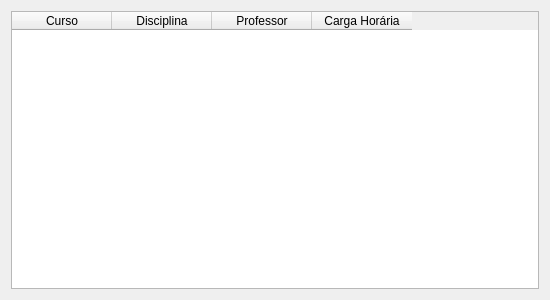
The window that disciplinas_aluno.ui (AndersonLuis88/SIS_Faculdade) describes before a commit, drawn with Qt 5.
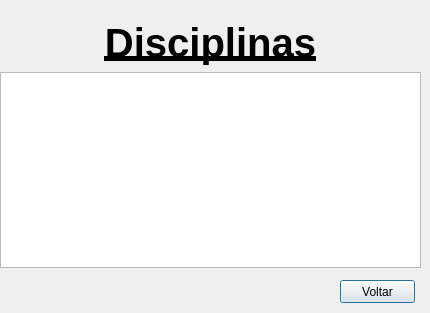
The same window after the commit.

Diff of the .ui file:
```diff
--- a/disciplinas_aluno.ui
+++ b/disciplinas_aluno.ui
@@ -6,45 +6,59 @@
    <rect>
     <x>0</x>
     <y>0</y>
-    <width>550</width>
-    <height>300</height>
+    <width>430</width>
+    <height>313</height>
    </rect>
   </property>
   <property name="windowTitle">
    <string>Disciplinas</string>
   </property>
-  <layout class="QVBoxLayout" name="verticalLayout">
-   <item>
-    <widget class="QTableWidget" name="tableWidget">
-     <property name="rowCount">
-      <number>0</number>
-     </property>
-     <property name="columnCount">
-      <number>4</number>
-     </property>
-     <column>
-      <property name="text">
-       <string>Curso</string>
+  <widget class="QPushButton" name="btn_voltarAlunoDisciplina">
+   <property name="geometry">
+    <rect>
+     <x>340</x>
+     <y>280</y>
+     <width>75</width>
+     <height>23</height>
+    </rect>
+   </property>
+   <property name="text">
+    <string>Voltar</string>
+   </property>
+  </widget>
+  <widget class="QWidget" name="">
+   <property name="geometry">
+    <rect>
+     <x>0</x>
+     <y>20</y>
+     <width>421</width>
+     <height>248</height>
+    </rect>
+   </property>
+   <layout class="QGridLayout" name="gridLayout">
+    <item row="0" column="0">
+     <widget class="QLabel" name="label">
+      <property name="font">
+       <font>
+        <pointsize>30</pointsize>
+        <weight>75</weight>
+        <bold>true</bold>
+        <underline>true</underline>
+       </font>
       </property>
-     </column>
-     <column>
       <property name="text">
-       <string>Disciplina</string>
+       <string>Disciplinas</string>
       </property>
-     </column>
-     <column>
-      <property name="text">
-       <string>Professor</string>
+      <property name="alignment">
+       <set>Qt::AlignCenter</set>
       </property>
-     </column>
-     <column>
-      <property name="text">
-       <string>Carga Horária</string>
-      </property>
-     </column>
-    </widget>
-   </item>
-  </layout>
+     </widget>
+    </item>
+    <item row="1" column="0">
+     <widget class="QTableWidget" name="tw_disci_aluno"/>
+    </item>
+   </layout>
+  </widget>
  </widget>
  <resources/>
  <connections/>
```
Left out of the diff: 2 changed lines with no effect on the pictures.
